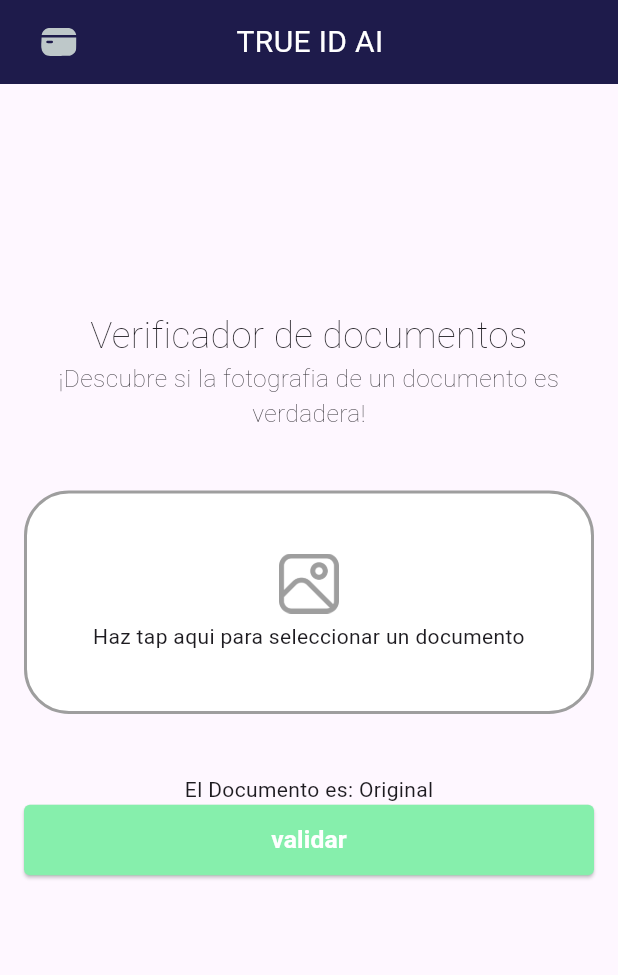
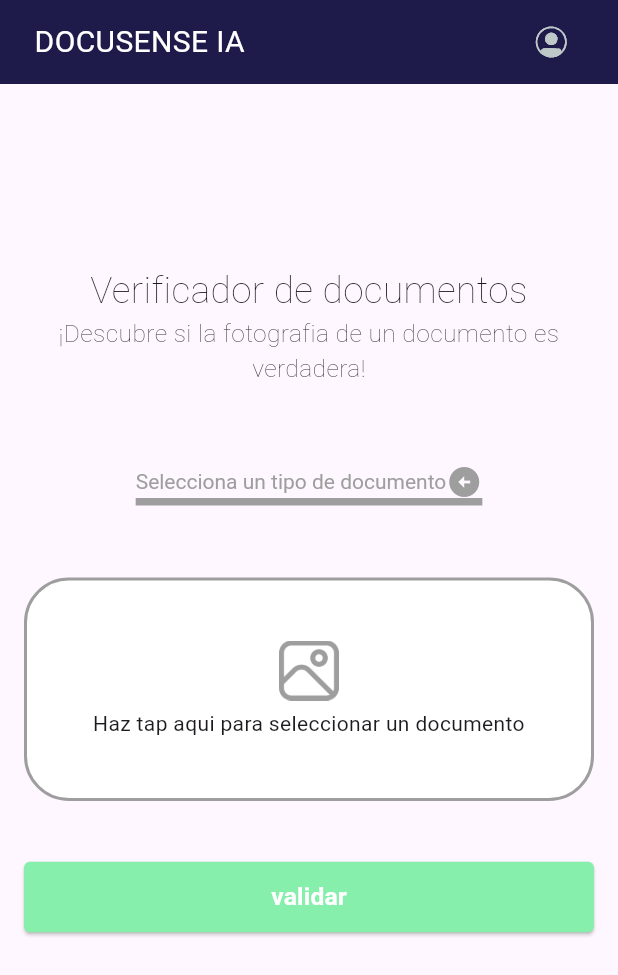
Before and after one commit to JohnMunoz234/hackaton2024, a Flutter app: the screen it shows after launch, on a phone screen of 412 x 824 dp. Shown: the top 975 px of the screen. Run offline on Flutter 3.47's test engine with Material 3 defaults, Android fonts, the phone set to English and light mode, and no system bars; our stand-ins replace badges, device_info_plus, file_picker, flutter_screenutil, flutter_svg, go_router and 1 more.

Commit message:
feature/1234 JM 2024/04/30
* Se implementa la vista de principal_screen.dart acorde a lo indicado en los mockups y siguiendo los parametros indicados por parte de frontend(web)
* Se implementa libreria para obtener documentos locales
* Se implementa los colores
* Se cambia el nombre del proyecto a DOCUSENSE IA

Pendiente: Previsualizar documentos despues de haber sido cargados localmente

```diff
--- a/lib/core_ui/widgets/shared/custom_app_bar.dart
+++ b/lib/core_ui/widgets/shared/custom_app_bar.dart
@@ -35,7 +35,7 @@ class CustomAppBar extends StatelessWidget implements PreferredSizeWidget {
             ))
         .toList();
     Widget widgetTitle = Padding(
-        padding: const EdgeInsets.only(left: 100),
+        padding: const EdgeInsets.only(left: 2),
         child: Text(
           maxLines: 1,
           overflow: TextOverflow.ellipsis,
@@ -52,17 +52,16 @@ class CustomAppBar extends StatelessWidget implements PreferredSizeWidget {
       automaticallyImplyLeading: false,
       actions: [
         CustomSizedBoxSpace(width: 16.w),
-        leading != null
-            ? leading!
-            : Builder(
-                // TODO YP 20240305 Put enumerate icons
-                builder: (context) => CustomAppbarIcon(
-                      assetName: ImageConstants.imageLogoTrueId,
-                      onTap: () => Scaffold.of(context).openDrawer(),
-                    )),
         title != null ? Expanded(child: widgetTitle) : const SizedBox.shrink(),
         if (title == null) Expanded(child: Container()),
         ...actionWidgets,
+        Builder(
+          // TODO YP 20240305 Put enumerate icons
+            builder: (context) => CustomAppbarIcon(
+              assetName: ImageConstants.icUserProfile,
+              onTap: () => Scaffold.of(context).openDrawer(),
+            )),
+        CustomSizedBoxSpace(width: 20.w),
       ],
     );
   }
--- a/lib/core_ui/widgets/shared/custom_appbar_icon.dart
+++ b/lib/core_ui/widgets/shared/custom_appbar_icon.dart
@@ -16,8 +16,8 @@ class CustomAppbarIcon extends StatelessWidget {
     super.key,
     this.onTap,
     required this.assetName,
-    this.width = 16.0,
-    this.height = 16.0,
+    this.width = 24.0,
+    this.height = 24.0,
     this.padding = const EdgeInsets.all(6.0),
     this.splashColor,
     this.borderRadius,
--- a/lib/feature/principal/presentation/screen/principal_screen.dart
+++ b/lib/feature/principal/presentation/screen/principal_screen.dart
@@ -9,11 +9,20 @@ import 'package:hackaton_2024_mv/core_ui/widgets/shared/custom_sized_box_space.d
 import 'package:hackaton_2024_mv/resource/color_constants.dart';
 import 'package:hackaton_2024_mv/resource/image_constants.dart';
 
-class PrincipalScreen extends StatelessWidget {
+class PrincipalScreen extends StatefulWidget {
   static const String name = 'PrincipalScreen';
   static const String link = '/$name';
 
-  const PrincipalScreen({super.key});
+  const PrincipalScreen({
+    super.key,
+  });
+
+  @override
+  State<StatefulWidget> createState() => _PrincipalScreenState();
+}
+
+class _PrincipalScreenState extends State<PrincipalScreen> {
+  String dropDownValue = 'Selecciona un tipo de documento';
 
   @override
   Widget build(BuildContext context) {
@@ -27,7 +36,7 @@ class PrincipalScreen extends StatelessWidget {
 
   _buildAppBar(BuildContext context) {
     return CustomAppBar(
-      title: "TRUE ID AI",
+      title: "DOCUSENSE IA",
       leading: CustomAppbarIcon(
         assetName: ImageConstants.imageLogoTrueId,
         onTap: () async {
@@ -40,22 +49,15 @@ class PrincipalScreen extends StatelessWidget {
   _buildBody(BuildContext context) {
     return Column(
       children: [
-        const SizedBox(height: 150),
+        const SizedBox(height: 120),
         _buildTitle(context),
         _buildDescription(),
         const SizedBox(height: 40),
+        _buildDropDown(),
+        const SizedBox(height: 40),
         _buildCustomGetLocalDocument(context),
         const SizedBox(height: 40),
-        _buildTextVerify(),
-        CustomMainButton(
-          text: "Validar",
-          colorText: Colors.white,
-          color: ColorConstants.primaryButtonColor,
-          margin: const EdgeInsets.symmetric(horizontal: 16),
-          onPressed: () {
-            print("Ir a login");
-          },
-        ),
+        _buildButton()
       ],
     );
   }
@@ -124,36 +126,56 @@ class PrincipalScreen extends StatelessWidget {
     );
   }
 
-  _buildTextVerify(){
+  _buildTextVerify() {
     bool isOfficial = true;
-    return Center(child: isOfficial ? Text("El Documento es: Original") : Text("El documento es una vil mentira ladron de datos personales \n llamando a la policia....."),
+    return Center(
+      child: isOfficial
+          ? const Text("El Documento es: ", style: TextStyle(color: Colors.grey),)
+          : Text(
+              "El documento es una vil mentira ladron de datos personales \n llamando a la policia....."),
     );
   }
 
- /* _buildDropDown() {
-   return DropdownButton<String>(
-      icon: Icon(Icons.arrow_downward, color: Colors.purple),
+  _buildDropDown() {
+    return DropdownButton<String>(
+      value: dropDownValue,
+      icon: const Icon(Icons.arrow_circle_left_sharp, color: Colors.grey),
       iconSize: 24,
       elevation: 16,
-      style: TextStyle(color: Colors.purple, fontWeight: FontWeight.bold),
+      style: const TextStyle(color: Colors.grey, fontWeight: FontWeight.w400),
       underline: Container(
-        height: 2,
-        color: Colors.purple,
+        height: 5,
+        color: Colors.grey,
       ),
       onChanged: (String? newValue) {
         setState(() {
-          dropdownValue = newValue;
+          dropDownValue = newValue!;
         });
       },
-      items: <String>['One', 'Two', 'Free', 'Four']
-          .map<DropdownMenuItem<String>>((String value) {
+      items: <String>[
+        'Selecciona un tipo de documento',
+        'Cedula',
+        'Pasaporte',
+        'Licencia de conduccion',
+        'Cedula de extranjeria'
+      ].map<DropdownMenuItem<String>>((String value) {
         return DropdownMenuItem<String>(
           value: value,
           child: Text(value),
         );
       }).toList(),
-    )
-  }*/
+    );
+  }
 
-
+  _buildButton() {
+    return CustomMainButton(
+      text: "Validar",
+      colorText: Colors.white,
+      color: ColorConstants.primaryButtonColor,
+      margin: const EdgeInsets.symmetric(horizontal: 16),
+      onPressed: () {
+        print("Ir a login");
+      },
+    );
+  }
 }
--- a/lib/resource/image_constants.dart
+++ b/lib/resource/image_constants.dart
@@ -1,6 +1,7 @@
 class ImageConstants {
   static const String imageLogoTrueId = 'assets/images/logo_true_id.svg';
   static const String icClose = "assets/images/ic_close.svg";
-  static  const String icDocument = "assets/images/ic_document.svg";
+  static const String icDocument = "assets/images/ic_document.svg";
   static const String icDocument1 = "assets/images/imagen.png";
+  static const String icUserProfile = 'assets/images/ic_profile.svg';
 }
```
Also changed, not shown: assets/images/ic_profile.svg (added), assets/images/ic_user_profile.png (added).
